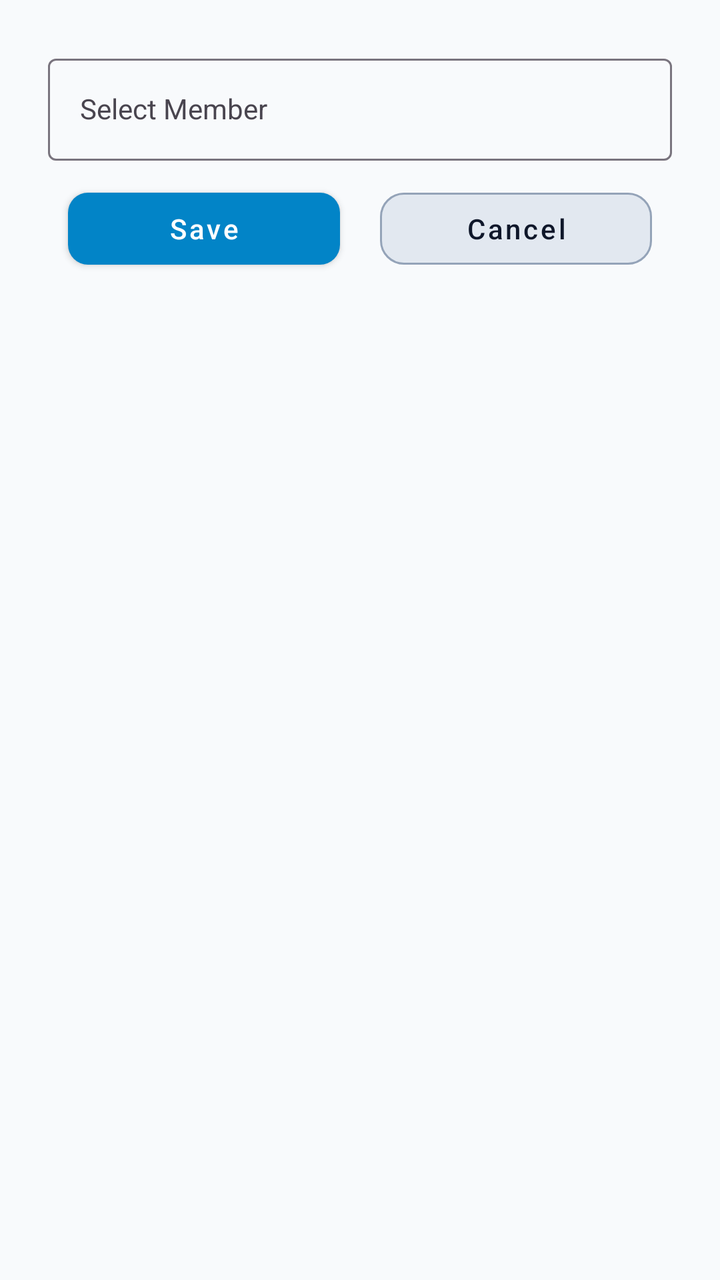
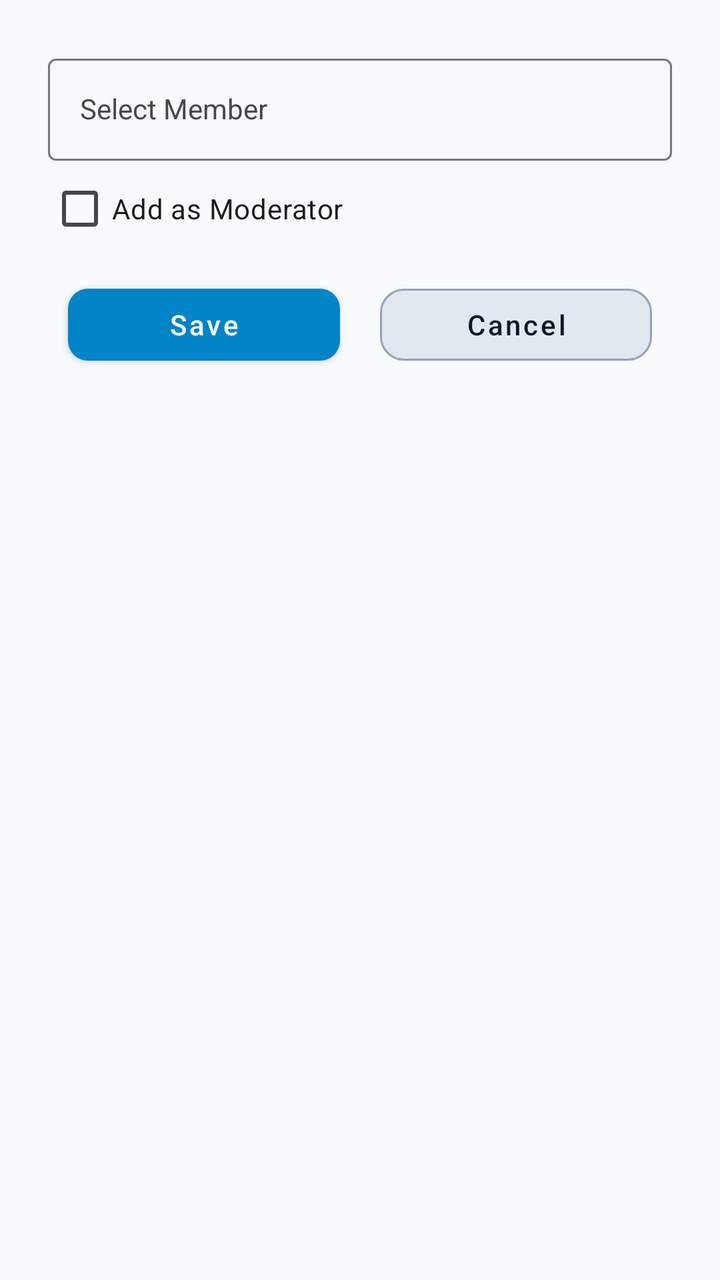

The first picture is an Android layout as it rendered before a commit; the second is the same layout after the commit. The layout source and the unified diff follow.
<!-- AndroidManifest.xml: application theme Theme.ApnaFund -->
<!-- res/layout/dialog_add_group_member.xml -->
<?xml version="1.0" encoding="utf-8"?>
<androidx.constraintlayout.widget.ConstraintLayout xmlns:android="http://schemas.android.com/apk/res/android"
    xmlns:app="http://schemas.android.com/apk/res-auto"
    xmlns:tools="http://schemas.android.com/tools"
    android:layout_width="match_parent"
    android:layout_height="match_parent"
    android:padding="24dp">

    <com.google.android.material.textfield.TextInputLayout
        android:id="@+id/text_input_auto_member"
        android:layout_width="match_parent"
        android:layout_height="wrap_content"
        android:hint="@string/text_select_member"
        app:layout_constraintTop_toTopOf="parent"
        app:layout_constraintStart_toStartOf="parent"
        app:layout_constraintEnd_toEndOf="parent">

        <AutoCompleteTextView
            android:id="@+id/edit_text_auto_member"
            android:layout_width="match_parent"
            android:layout_height="wrap_content"
            android:importantForAutofill="no"
            android:completionThreshold="1"
            android:inputType="text"
            android:textSize="14sp"
            android:contentDescription="@string/text_select_member"
            android:paddingTop="16dp"
            android:paddingBottom="16dp"
            android:paddingStart="16dp"
            android:paddingEnd="16dp"
            tools:ignore="LabelFor" />
    </com.google.android.material.textfield.TextInputLayout>

    <LinearLayout
        android:layout_width="match_parent"
        android:layout_height="wrap_content"
        android:orientation="horizontal"
        app:layout_constraintTop_toBottomOf="@id/text_input_auto_member">

        <com.google.android.material.button.MaterialButton
            android:id="@+id/button_save_grp_member"
            style="@style/ApnaFundButton.Primary"
            android:layout_width="0dp"
            android:layout_weight="1"
            android:layout_height="wrap_content"
            android:layout_margin="10dp"
            android:text="@string/text_save" />

        <com.google.android.material.button.MaterialButton
            android:id="@+id/button_cancel_grp_member"
            style="@style/ApnaFundButton.Secondary"
            android:layout_width="0dp"
            android:layout_weight="1"
            android:layout_height="wrap_content"
            android:layout_margin="10dp"
            android:text="@string/text_cancel_button" />
    </LinearLayout>

</androidx.constraintlayout.widget.ConstraintLayout>
<!-- resources referenced by this layout -->
<resources>
  <string name="text_cancel_button">Cancel</string>
  <string name="text_save">Save</string>
  <string name="text_select_member">Select Member</string>
  <style name="ApnaFundButton.Primary" parent="Widget.MaterialComponents.Button">
          <item name="android:textColor">@color/btn_primary_text_selector</item>
          <item name="backgroundTint">@color/btn_primary_bg_selector</item>
          <item name="cornerRadius">10dp</item>
          <item name="android:textAllCaps">false</item>
      </style>
  <style name="ApnaFundButton.Secondary" parent="Widget.MaterialComponents.Button.OutlinedButton">
          <item name="android:textColor">@color/btn_secondary_text</item>
          <item name="strokeColor">@color/btn_secondary_border</item>
          <item name="strokeWidth">1dp</item>
          <item name="backgroundTint">@color/btn_secondary_bg</item>
          <item name="cornerRadius">12dp</item>
          <item name="android:textAllCaps">false</item>
      </style>
  <style name="Theme.ApnaFund" parent="Base.Theme.ApnaFund" />
  <color name="btn_secondary_text">#0F172A</color>
  <color name="btn_secondary_border">#94A3B8</color>
  <color name="btn_secondary_bg">#E2E8F0</color>
  <style name="Base.Theme.ApnaFund" parent="Theme.Material3.DayNight.NoActionBar">
          
          
          <item name="colorSecondary">#00ACC1</item> 
          <item name="colorTertiary">#FDD835</item> 
          
          <item name="android:colorBackground">@color/background</item>
  
          
          <item name="colorSurface">@color/surface</item>
          <item name="colorOnSurface">@color/text_primary</item>
          <item name="colorSurfaceVariant">@color/surface_variant</item>
  
          
          <item name="colorPrimary">@color/blue_dark</item>
          <item name="colorOnPrimary">@color/on_primary</item>
  
          
          <item name="android:textColorPrimary">@color/text_primary</item>
          <item name="android:textColorSecondary">@color/text_secondary</item>
      </style>
  <color name="background">#F8FAFC</color>
  <color name="surface">#FFFFFF</color>
  <color name="text_primary">#0F1012</color>
  <color name="surface_variant">#E2E8F0</color>
  <color name="blue_dark">#117AA7</color>
  <color name="on_primary">#FFFFFF</color>
  <color name="text_secondary">#475569</color>
</resources>

<!-- the commit's change to res/layout/dialog_add_group_member.xml (unified diff, before → after) -->
@@ -29,7 +29,15 @@
             android:paddingStart="16dp"
             android:paddingEnd="16dp"
             tools:ignore="LabelFor" />
+        <CheckBox
+            android:id="@+id/checkboxModerator"
+            android:layout_width="wrap_content"
+            android:layout_height="wrap_content"
+            android:text="@string/check_box_add_moderator"/>
+
     </com.google.android.material.textfield.TextInputLayout>
+
+
 
     <LinearLayout
         android:layout_width="match_parent"
<!-- resource entries referenced after the edit -->
@@ -1,5 +1,6 @@
 <!-- resources referenced by this layout -->
 <resources>
+  <string name="check_box_add_moderator">Add as Moderator</string>
   <string name="text_cancel_button">Cancel</string>
   <string name="text_save">Save</string>
   <string name="text_select_member">Select Member</string>
